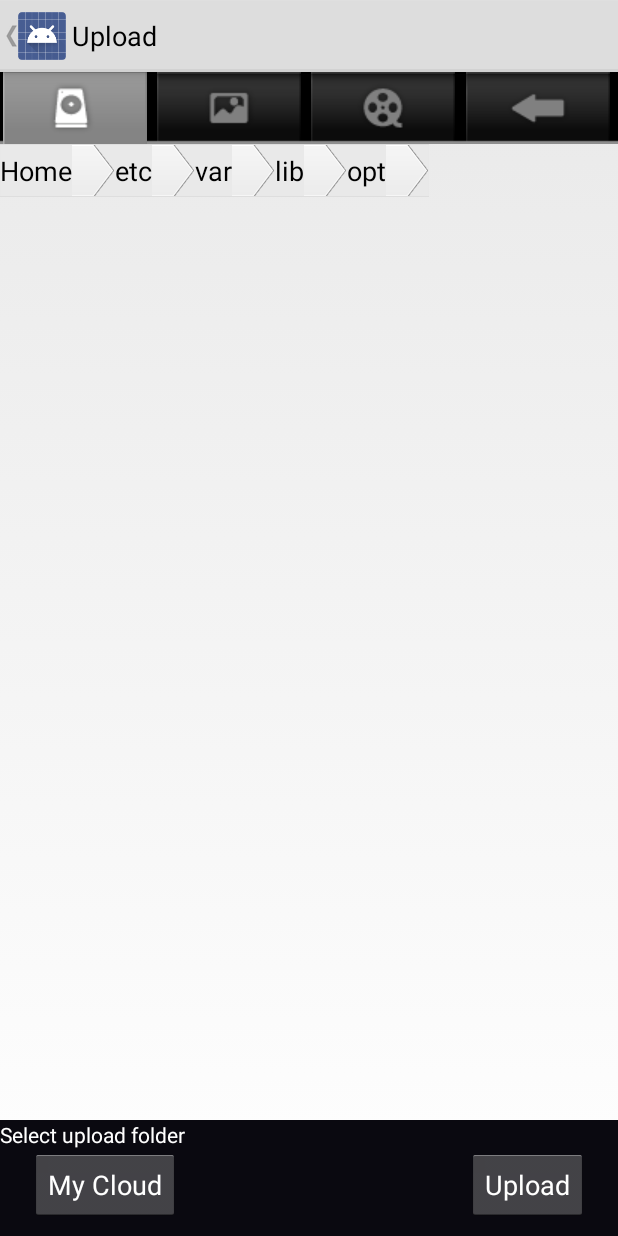
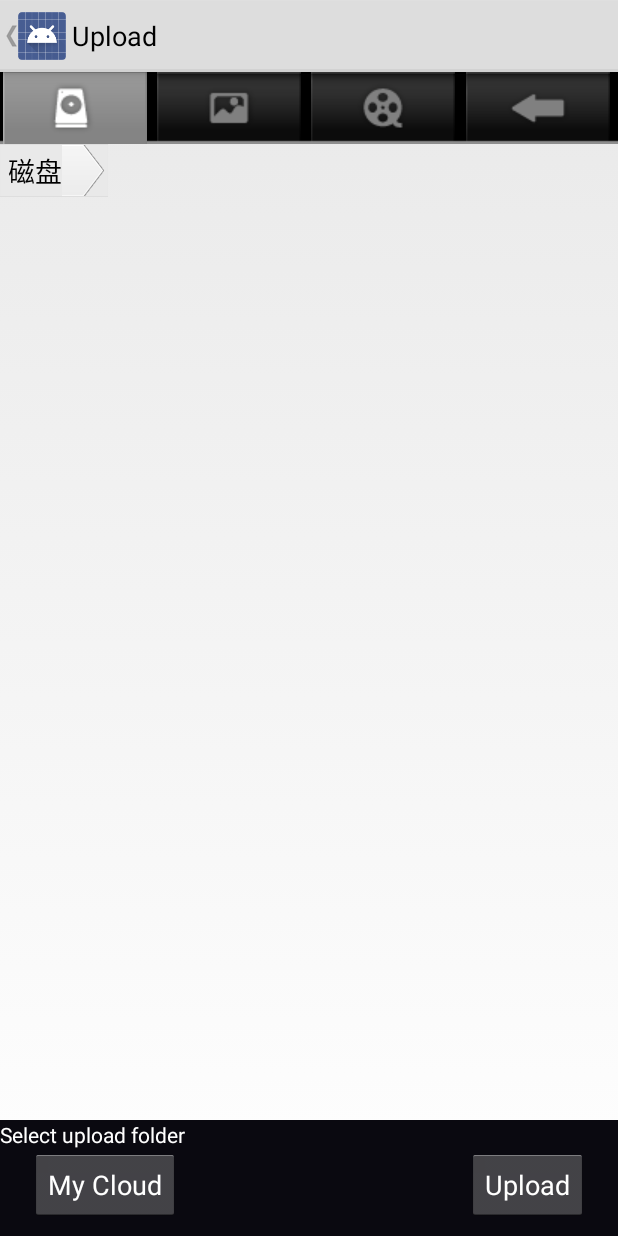
Before and after one commit to fangjingfeng/cheese, an Android app: the UploadActivity screen opened directly, with no data from a screen before it, on a phone screen of 412 x 824 dp. Run offline under Robolectric (Android 15) with nearby library versions, the phone set to English and light mode, and no system bars.

Commit message:
[PathBar]Add PathBar handler
Signed-off-by: Ethan Shan <shan0xiao0xi@gmail.com>

```diff
--- a/CheeseCloud/app/src/main/java/codingpark/net/cheesecloud/handle/FileManager.java
+++ b/CheeseCloud/app/src/main/java/codingpark/net/cheesecloud/handle/FileManager.java
@@ -1,7 +1,6 @@
 package codingpark.net.cheesecloud.handle;
 
 import android.content.Context;
-import android.os.StatFs;
 import android.util.Log;
 
 import java.io.File;
@@ -14,9 +13,6 @@ import codingpark.net.cheesecloud.DevicePathUtils;
 
 public class FileManager {
     private static final String TAG = "FileManager";
-
-    // TODO comment BUFFER
-    private static final int BUFFER = 		2048;
 
     /**
      * No sort
@@ -55,10 +51,6 @@ public class FileManager {
      */
     private int mSortType = SORT_ALPHA;
     /**
-     * The directory contain files count
-     */
-    private long mDirSize = 0;
-    /**
      * The stack data structure, which store current directory path
      */
     private Stack<String> mPathStack;
@@ -92,6 +84,10 @@ public class FileManager {
 
         // Initial file path stack with root path
         mPathStack.push(diskName);
+    }
+
+    public Stack<String> getPathStack() {
+        return (Stack<String>)mPathStack.clone();
     }
 
     /**
--- a/CheeseCloud/app/src/main/java/codingpark/net/cheesecloud/handle/UploadHandler.java
+++ b/CheeseCloud/app/src/main/java/codingpark/net/cheesecloud/handle/UploadHandler.java
@@ -16,6 +16,8 @@ import android.widget.TextView;
 
 import java.io.File;
 import java.util.ArrayList;
+import java.util.Stack;
+import java.util.zip.Inflater;
 
 import codingpark.net.cheesecloud.DevicePathUtils;
 import codingpark.net.cheesecloud.R;
@@ -29,8 +31,10 @@ public class UploadHandler implements OnClickListener, OnItemLongClickListener{
 
     // Common list mode: list all files and folders
     public static final int TREEVIEW_MODE           = 1;
+
     // Catalog list mode: just list the specified type files
     public static final int CATALOG_MODE            = 2;
+
     // Current selected list mode: default mode is TREEVIEW_MODE
     private int	mlistmode                           = TREEVIEW_MODE;
 
@@ -92,7 +96,7 @@ public class UploadHandler implements OnClickListener, OnItemLongClickListener{
      * the LinearLayout that should be updated as the directory changes
      * so the user knows which folder they are in.
      *
-     * @param path	The label to update as the directory changes
+     * @param pathBar	The label to update as the directory changes
      */
     public void setUpdatePathBar(LinearLayout pathBar) {
         mPathBar = pathBar;
@@ -100,6 +104,31 @@ public class UploadHandler implements OnClickListener, OnItemLongClickListener{
 
     private void refreshPathBar() {
         Log.d(TAG, "Start refresh path bar");
+        //String[] pathStack = (String[])mFileMgr.getPathStack().;
+        Stack<String> pathStack = mFileMgr.getPathStack();
+        int pathBarCount = mPathBar.getChildCount();
+        int pathStackCount = pathStack.size();
+
+        LayoutInflater inflater = (LayoutInflater)mContext.getSystemService
+                (Context.LAYOUT_INFLATER_SERVICE);
+        if (pathBarCount < pathStackCount) {
+            // Add extra path to pathBar
+            for (int i = pathBarCount; i < pathStackCount; i++) {
+                TextView textView = (TextView)inflater.inflate(R.layout.path_bar_item_layout, null);
+                textView.setTag(i);
+                String path = pathStack.get(i);
+                path = path.substring(path.lastIndexOf("/") + 1, path.length());
+                Log.d(TAG, "path " + i + " is " + path);
+                textView.setText(path);
+                mPathBar.addView(textView);
+            }
+        } else if (pathBarCount > pathStackCount) {
+            // Remove extra path from pathBar
+            for (int i = pathBarCount; i > pathStackCount ; i--) {
+                mPathBar.removeViewAt(i - 1);
+            }
+
+        }
     }
 
 
@@ -139,8 +168,6 @@ public class UploadHandler implements OnClickListener, OnItemLongClickListener{
                     }
                     */
                     updateContent(mFileMgr.switchToPreviousDir());
-                    if(mPathBar != null)
-                        refreshPathBar();
                 }
                 break;
 
@@ -240,6 +267,9 @@ public class UploadHandler implements OnClickListener, OnItemLongClickListener{
 
         mFileList.addAll(content);
         mAdapter.notifyDataSetChanged();
+
+        if(mPathBar != null)
+            refreshPathBar();
     }
 
     /**
--- a/CheeseCloud/app/src/main/java/codingpark/net/cheesecloud/view/UploadActivity.java
+++ b/CheeseCloud/app/src/main/java/codingpark/net/cheesecloud/view/UploadActivity.java
@@ -27,6 +27,8 @@ import codingpark.net.cheesecloud.utils.CatalogList;
  */
 public final class UploadActivity extends ListActivity {
 
+    private static final String TAG                     = "UploadActivity";
+
     private FileManager mFileMgr = null;
     private UploadHandler mHandler                      = null;
     private UploadHandler.UploadListAdapter mTable      = null;
@@ -34,7 +36,6 @@ public final class UploadActivity extends ListActivity {
 
     private SharedPreferences mSettings                 = null;
 
-    private String TAG                      = "UploadActivity";
 
     // Top bar items
     private ImageButton upload_disk_bt      = null;
@@ -169,7 +170,6 @@ public final class UploadActivity extends ListActivity {
         super.onDestroy();
     }
 
-
     @Override
     public boolean onOptionsItemSelected(MenuItem item) {
         // Handle action bar event
--- /dev/null
+++ b/CheeseCloud/app/src/main/res/layout/path_bar_item_layout.xml
@@ -0,0 +1,15 @@
+<?xml version="1.0" encoding="utf-8"?>
+
+<TextView xmlns:android="http://schemas.android.com/apk/res/android"
+    android:layout_width="wrap_content"
+    android:layout_height="wrap_content"
+    android:textAppearance="?android:attr/textAppearanceMedium"
+    android:text="磁盘"
+    android:tag="0"
+    android:drawableRight="@drawable/path_item_bg"
+    android:id="@+id/path_bar_item_textView"
+    android:gravity="center"
+    android:paddingLeft="5dp"
+    android:paddingRight="2dp">
+
+</TextView>
--- a/CheeseCloud/app/src/main/res/layout/path_bar_layout.xml
+++ b/CheeseCloud/app/src/main/res/layout/path_bar_layout.xml
@@ -12,51 +12,6 @@
         android:background="@drawable/path_bar_bg_img"
         android:id="@+id/pathBarContainer"
         >
-
-        <TextView
-            android:layout_width="wrap_content"
-            android:layout_height="wrap_content"
-            android:textAppearance="?android:attr/textAppearanceMedium"
-            android:text="Home"
-            android:drawableRight="@drawable/path_item_bg"
-            android:id="@+id/textView1"
-            android:gravity="center" />
-
-        <TextView
-            android:layout_width="wrap_content"
-            android:layout_height="wrap_content"
-            android:textAppearance="?android:attr/textAppearanceMedium"
-            android:text="etc"
-            android:drawableRight="@drawable/path_item_bg_img"
-            android:id="@+id/textView2"
-            android:gravity="center" />
-
-        <TextView
-            android:layout_width="wrap_content"
-            android:layout_height="wrap_content"
-            android:textAppearance="?android:attr/textAppearanceMedium"
-            android:drawableRight="@drawable/path_item_bg_img"
-            android:text="var"
-            android:id="@+id/textView3"
-            android:gravity="center" />
-
-        <TextView
-            android:layout_width="wrap_content"
-            android:layout_height="wrap_content"
-            android:textAppearance="?android:attr/textAppearanceMedium"
-            android:drawableRight="@drawable/path_item_bg_img"
-            android:text="lib"
-            android:id="@+id/textView4"
-            android:gravity="center" />
-
-        <TextView
-            android:layout_width="wrap_content"
-            android:layout_height="wrap_content"
-            android:textAppearance="?android:attr/textAppearanceMedium"
-            android:drawableRight="@drawable/path_item_bg_img"
-            android:text="opt"
-            android:id="@+id/textView5"
-            android:gravity="center" />
-
+        <include layout="@layout/path_bar_item_layout"/>
     </LinearLayout>
 </HorizontalScrollView>
```
